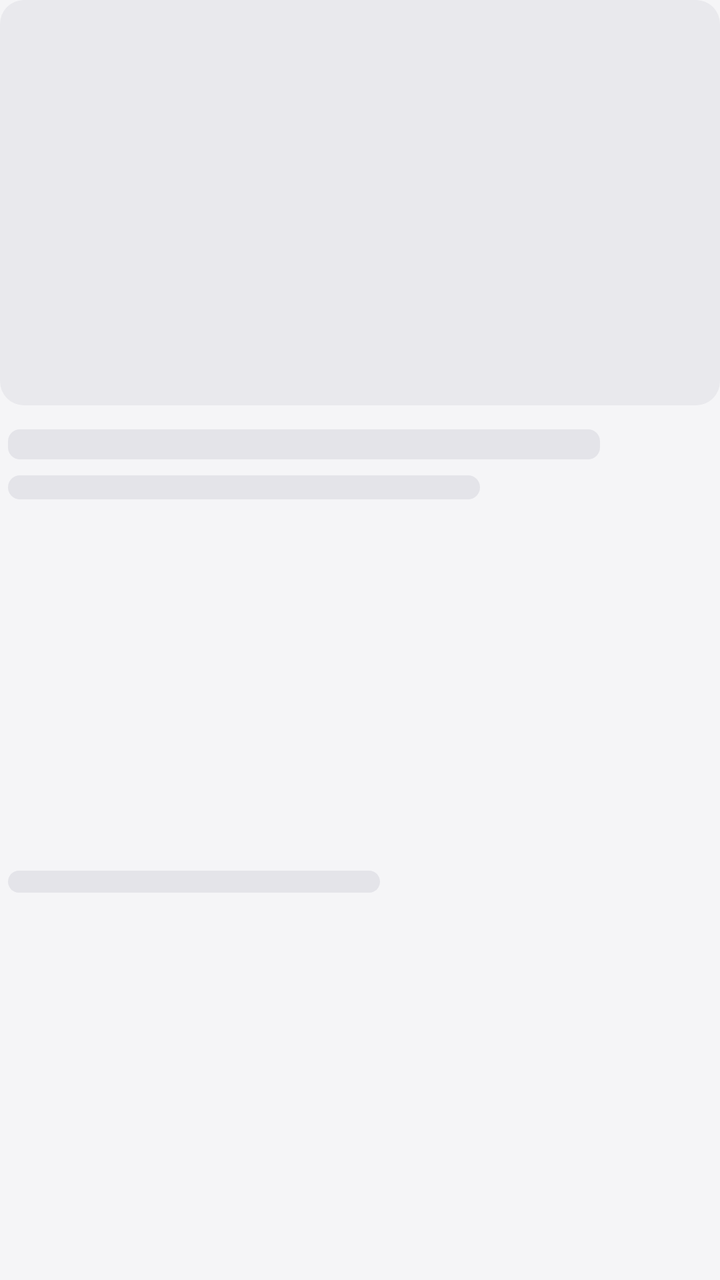
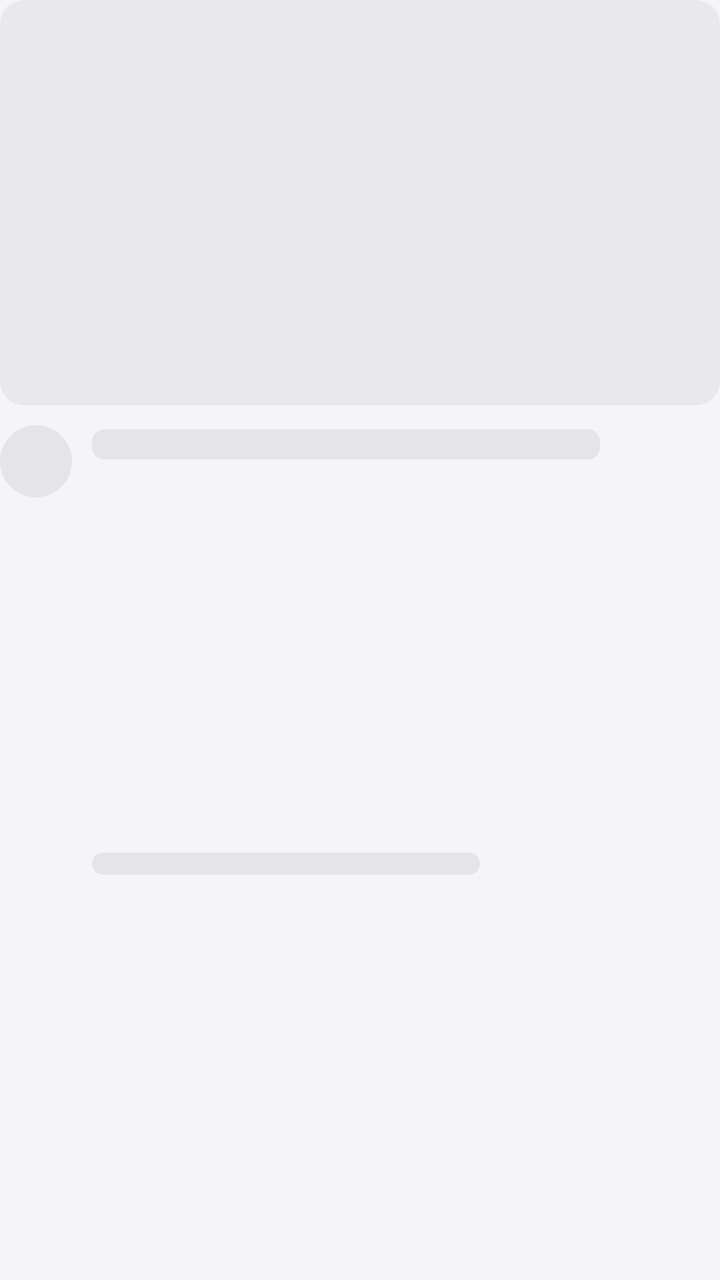

An Android layout rendered at two revisions. The XML below is the earlier revision; the diff shows what the commit changed to produce the second picture.
<!-- AndroidManifest.xml: application theme Theme.SparkTube -->
<!-- res/layout/item_skeleton_video.xml -->
<?xml version="1.0" encoding="utf-8"?>
<androidx.constraintlayout.widget.ConstraintLayout xmlns:android="http://schemas.android.com/apk/res/android"
    xmlns:app="http://schemas.android.com/apk/res-auto"
    android:layout_width="match_parent"
    android:layout_height="wrap_content">

    <View
        android:id="@+id/skelThumb"
        android:layout_width="0dp"
        android:layout_height="0dp"
        android:background="@drawable/bg_skeleton_thumb"
        app:layout_constraintDimensionRatio="16:9"
        app:layout_constraintEnd_toEndOf="parent"
        app:layout_constraintStart_toStartOf="parent"
        app:layout_constraintTop_toTopOf="parent" />

    <View
        android:id="@+id/skelTitle"
        android:layout_width="0dp"
        android:layout_height="15dp"
        android:layout_marginStart="4dp"
        android:layout_marginTop="12dp"
        android:layout_marginEnd="60dp"
        android:background="@drawable/bg_skeleton"
        app:layout_constraintEnd_toEndOf="parent"
        app:layout_constraintStart_toStartOf="parent"
        app:layout_constraintTop_toBottomOf="@id/skelThumb" />

    <View
        android:id="@+id/skelUploader"
        android:layout_width="0dp"
        android:layout_height="12dp"
        android:layout_marginStart="4dp"
        android:layout_marginTop="8dp"
        android:layout_marginEnd="120dp"
        android:background="@drawable/bg_skeleton"
        app:layout_constraintEnd_toEndOf="parent"
        app:layout_constraintStart_toStartOf="parent"
        app:layout_constraintTop_toBottomOf="@id/skelTitle" />

    <View
        android:id="@+id/skelMeta"
        android:layout_width="0dp"
        android:layout_height="11dp"
        android:layout_marginStart="4dp"
        android:layout_marginTop="6dp"
        android:layout_marginEnd="170dp"
        android:layout_marginBottom="14dp"
        android:background="@drawable/bg_skeleton"
        app:layout_constraintBottom_toBottomOf="parent"
        app:layout_constraintEnd_toEndOf="parent"
        app:layout_constraintStart_toStartOf="parent"
        app:layout_constraintTop_toBottomOf="@id/skelUploader" />
</androidx.constraintlayout.widget.ConstraintLayout>
<!-- resources referenced by this layout -->
<resources>
  <!-- drawable bg_skeleton (drawable) -->
  <?xml version="1.0" encoding="utf-8"?>
  <shape xmlns:android="http://schemas.android.com/apk/res/android">
      <solid android:color="@color/skeleton" />
      <corners android:radius="6dp" />
  </shape>
  <!-- drawable bg_skeleton_thumb (drawable) -->
  <?xml version="1.0" encoding="utf-8"?>
  <shape xmlns:android="http://schemas.android.com/apk/res/android">
      <solid android:color="@color/skeleton_thumb" />
      <corners android:radius="12dp" />
  </shape>
  <style name="Theme.SparkTube" parent="Theme.Material3.DayNight.NoActionBar">
          <item name="colorPrimary">@color/spark_red</item>
          <item name="colorOnPrimary">@color/white</item>
          <item name="colorPrimaryContainer">#FFE3E0</item>
          <item name="colorOnPrimaryContainer">#5B1111</item>
  
          <item name="android:colorBackground">@color/bg</item>
          <item name="colorSurface">@color/bg</item>
          <item name="colorOnSurface">@color/on_surface</item>
          <item name="colorOnSurfaceVariant">@color/on_surface_variant</item>
          <item name="colorOutline">@color/outline</item>
  
          <item name="android:windowBackground">@color/bg</item>
          <item name="android:statusBarColor">@color/bg</item>
          <item name="android:navigationBarColor">@color/bg</item>
          <item name="android:windowLightStatusBar">true</item>
  
          <item name="tabIndicatorColor">@color/spark_red</item>
          <item name="tabTextColor">@color/on_surface_variant</item>
          <item name="tabSelectedTextColor">@color/on_surface</item>
  
          <item name="screenBg">@color/bg</item>
          <item name="cardBg">@color/surface</item>
          <item name="elevatedBg">@color/surface_elevated</item>
          <item name="accent">@color/spark_red</item>
          <item name="accentSoft">@color/chip_selected_bg</item>
      </style>
  <color name="skeleton">#E4E4E9</color>
  <color name="skeleton_thumb">#E9E9ED</color>
  <color name="spark_red">#F03E3E</color>
  <color name="white">#FFFFFFFF</color>
  <color name="bg">#F5F5F7</color>
  <color name="on_surface">#1B1B1F</color>
  <color name="on_surface_variant">#61646C</color>
  <color name="outline">#C9CBD1</color>
  <color name="surface">#FFFFFF</color>
  <color name="surface_elevated">#EFEFF2</color>
  <color name="chip_selected_bg">#33F03E3E</color>
</resources>

<!-- the commit's change to res/layout/item_skeleton_video.xml (unified diff, before → after) -->
@@ -15,40 +15,37 @@
         app:layout_constraintTop_toTopOf="parent" />
 
     <View
+        android:id="@+id/skelAvatar"
+        android:layout_width="36dp"
+        android:layout_height="36dp"
+        android:layout_marginTop="10dp"
+        android:background="@drawable/bg_skeleton_circle"
+        app:layout_constraintStart_toStartOf="parent"
+        app:layout_constraintTop_toBottomOf="@id/skelThumb" />
+
+    <View
         android:id="@+id/skelTitle"
         android:layout_width="0dp"
         android:layout_height="15dp"
-        android:layout_marginStart="4dp"
+        android:layout_marginStart="10dp"
         android:layout_marginTop="12dp"
         android:layout_marginEnd="60dp"
         android:background="@drawable/bg_skeleton"
         app:layout_constraintEnd_toEndOf="parent"
-        app:layout_constraintStart_toStartOf="parent"
+        app:layout_constraintStart_toEndOf="@id/skelAvatar"
         app:layout_constraintTop_toBottomOf="@id/skelThumb" />
-
-    <View
-        android:id="@+id/skelUploader"
-        android:layout_width="0dp"
-        android:layout_height="12dp"
-        android:layout_marginStart="4dp"
-        android:layout_marginTop="8dp"
-        android:layout_marginEnd="120dp"
-        android:background="@drawable/bg_skeleton"
-        app:layout_constraintEnd_toEndOf="parent"
-        app:layout_constraintStart_toStartOf="parent"
-        app:layout_constraintTop_toBottomOf="@id/skelTitle" />
 
     <View
         android:id="@+id/skelMeta"
         android:layout_width="0dp"
         android:layout_height="11dp"
-        android:layout_marginStart="4dp"
-        android:layout_marginTop="6dp"
-        android:layout_marginEnd="170dp"
+        android:layout_marginStart="10dp"
+        android:layout_marginTop="8dp"
+        android:layout_marginEnd="120dp"
         android:layout_marginBottom="14dp"
         android:background="@drawable/bg_skeleton"
         app:layout_constraintBottom_toBottomOf="parent"
         app:layout_constraintEnd_toEndOf="parent"
-        app:layout_constraintStart_toStartOf="parent"
-        app:layout_constraintTop_toBottomOf="@id/skelUploader" />
+        app:layout_constraintStart_toEndOf="@id/skelAvatar"
+        app:layout_constraintTop_toBottomOf="@id/skelTitle" />
 </androidx.constraintlayout.widget.ConstraintLayout>
<!-- resource entries referenced after the edit -->
@@ -5,6 +5,12 @@
   <shape xmlns:android="http://schemas.android.com/apk/res/android">
       <solid android:color="@color/skeleton" />
       <corners android:radius="6dp" />
+  </shape>
+  <!-- drawable bg_skeleton_circle (drawable) -->
+  <?xml version="1.0" encoding="utf-8"?>
+  <shape xmlns:android="http://schemas.android.com/apk/res/android"
+      android:shape="oval">
+      <solid android:color="@color/skeleton_circle" />
   </shape>
   <!-- drawable bg_skeleton_thumb (drawable) -->
   <?xml version="1.0" encoding="utf-8"?>
@@ -40,6 +46,7 @@
           <item name="accentSoft">@color/chip_selected_bg</item>
       </style>
   <color name="skeleton">#E4E4E9</color>
+  <color name="skeleton_circle">#E4E4E9</color>
   <color name="skeleton_thumb">#E9E9ED</color>
   <color name="spark_red">#F03E3E</color>
   <color name="white">#FFFFFFFF</color>
